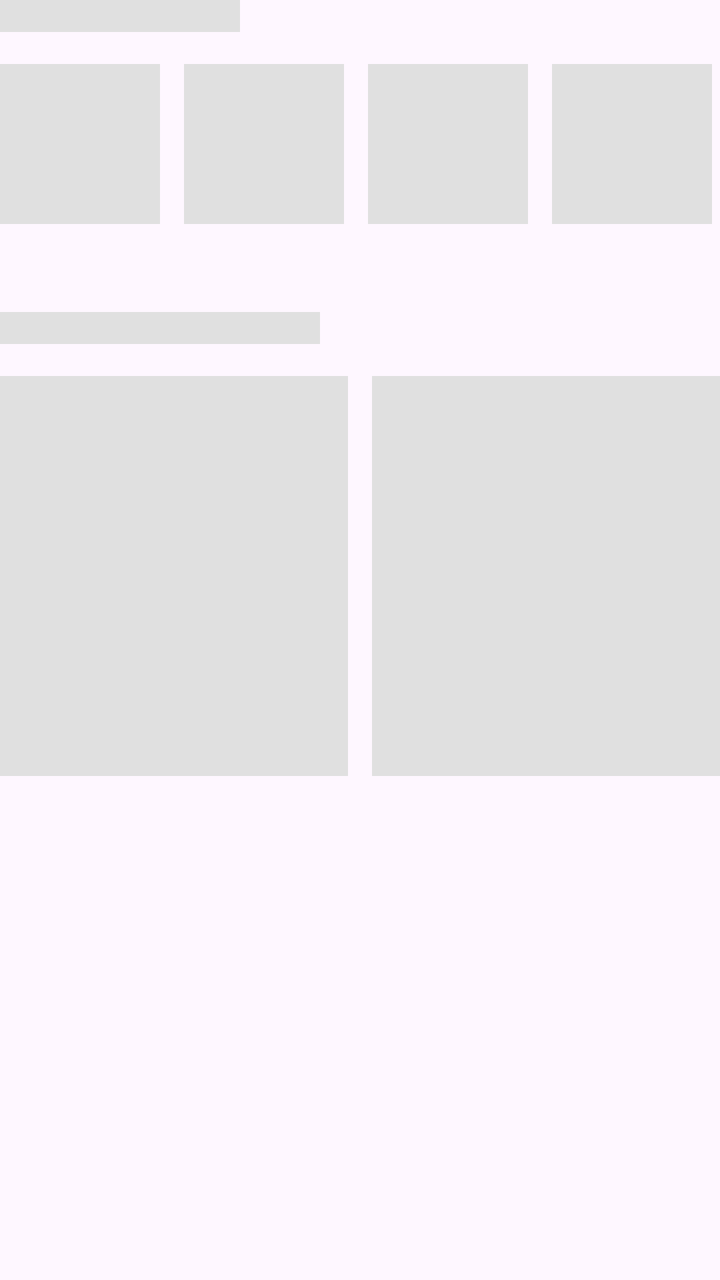
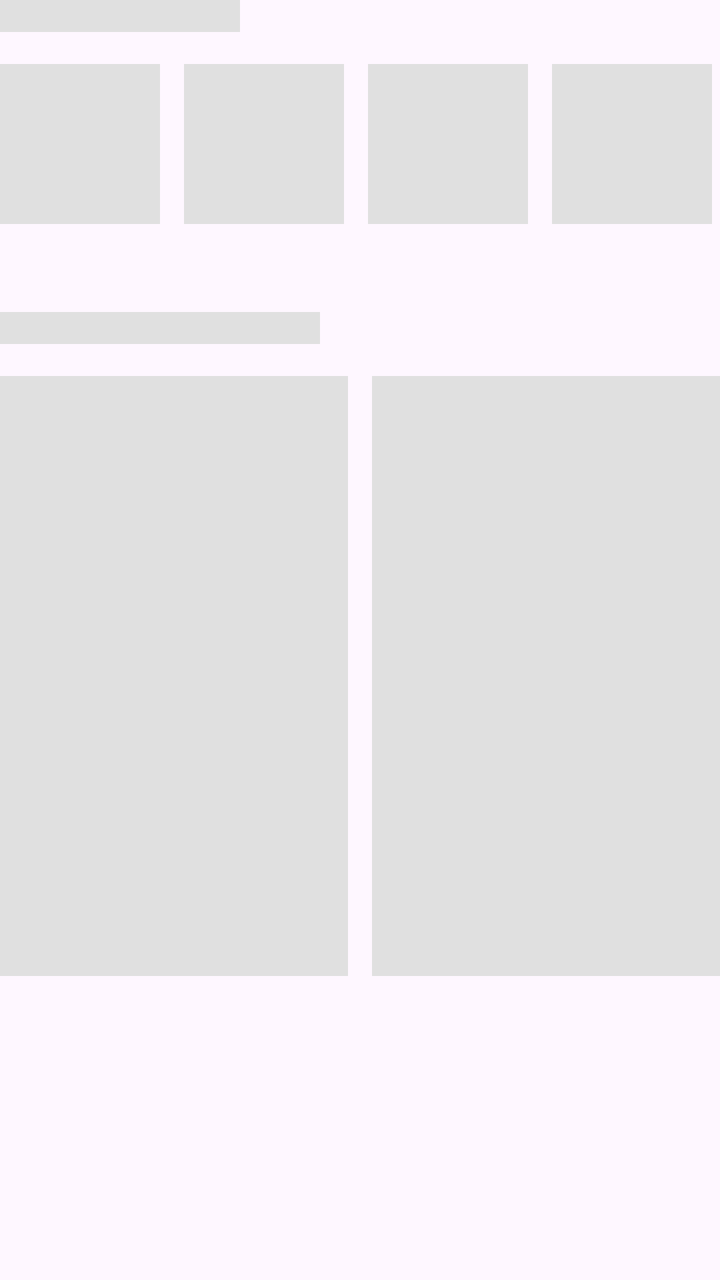

Before-and-after screenshots of an Android layout around one commit, followed by the original layout XML and the change that was made.
<!-- AndroidManifest.xml: application theme Theme.AdiKala -->
<!-- res/layout/shimmer_home.xml -->
<?xml version="1.0" encoding="utf-8"?>
<LinearLayout xmlns:android="http://schemas.android.com/apk/res/android"
    android:layout_width="match_parent"
    android:layout_height="wrap_content"
    android:orientation="vertical">

    <View
        android:layout_width="120dp"
        android:layout_height="16dp"
        android:layout_marginBottom="16dp"
        android:background="#E0E0E0"
        android:radius="8dp" />

    <LinearLayout
        android:layout_width="match_parent"
        android:layout_height="100dp"
        android:orientation="horizontal">

        <View
            android:layout_width="80dp"
            android:layout_height="80dp"
            android:layout_marginEnd="12dp"
            android:background="#E0E0E0"
            android:radius="40dp" />

        <View
            android:layout_width="80dp"
            android:layout_height="80dp"
            android:layout_marginEnd="12dp"
            android:background="#E0E0E0"
            android:radius="40dp" />

        <View
            android:layout_width="80dp"
            android:layout_height="80dp"
            android:layout_marginEnd="12dp"
            android:background="#E0E0E0"
            android:radius="40dp" />

        <View
            android:layout_width="80dp"
            android:layout_height="80dp"
            android:background="#E0E0E0"
            android:radius="40dp" />
    </LinearLayout>

    <View
        android:layout_width="160dp"
        android:layout_height="16dp"
        android:layout_marginTop="24dp"
        android:layout_marginBottom="16dp"
        android:background="#E0E0E0"
        android:radius="8dp" />

    <LinearLayout
        android:layout_width="match_parent"
        android:layout_height="200dp"
        android:orientation="horizontal">

        <View
            android:layout_width="0dp"
            android:layout_height="match_parent"
            android:layout_marginEnd="12dp"
            android:layout_weight="1"
            android:background="#E0E0E0"
            android:radius="12dp" />

        <View
            android:layout_width="0dp"
            android:layout_height="match_parent"
            android:layout_weight="1"
            android:background="#E0E0E0"
            android:radius="12dp" />
    </LinearLayout>

</LinearLayout>
<!-- resources referenced by this layout -->
<resources>
  <style name="Theme.AdiKala" parent="Base.Theme.AdiKala" />
  <style name="Base.Theme.AdiKala" parent="Theme.Material3.DayNight.NoActionBar">
          
          
      </style>
</resources>

<!-- the commit's change to res/layout/shimmer_home.xml (unified diff, before → after) -->
@@ -54,7 +54,7 @@
 
     <LinearLayout
         android:layout_width="match_parent"
-        android:layout_height="200dp"
+        android:layout_height="300dp"
         android:orientation="horizontal">
 
         <View
